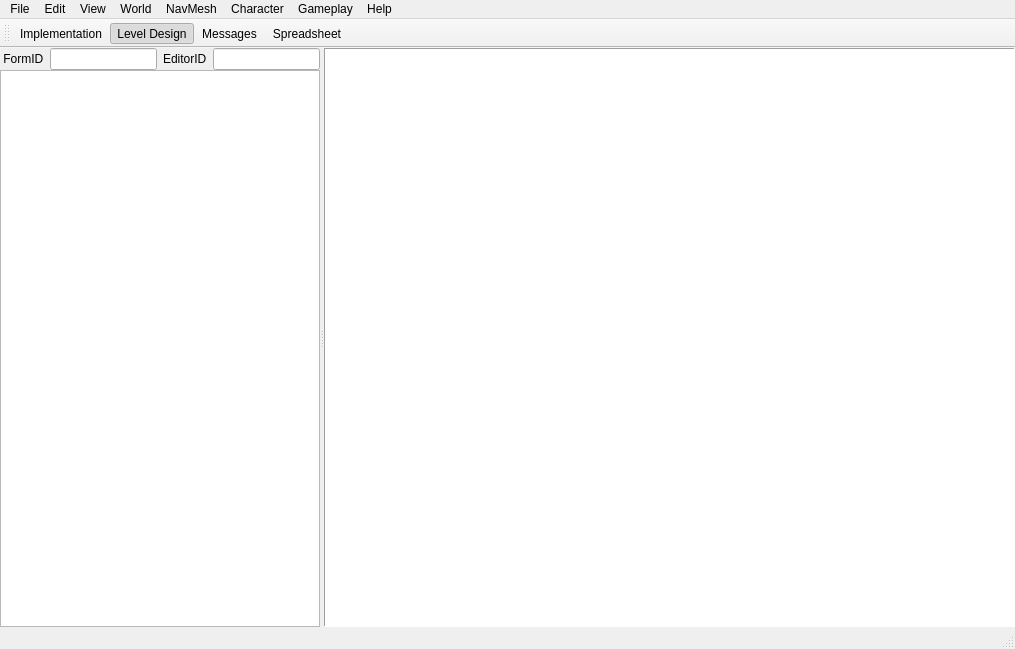
First picture: the form in src/ui/mainwindow.ui, repository Open-CK/OpenCK, before the edit.
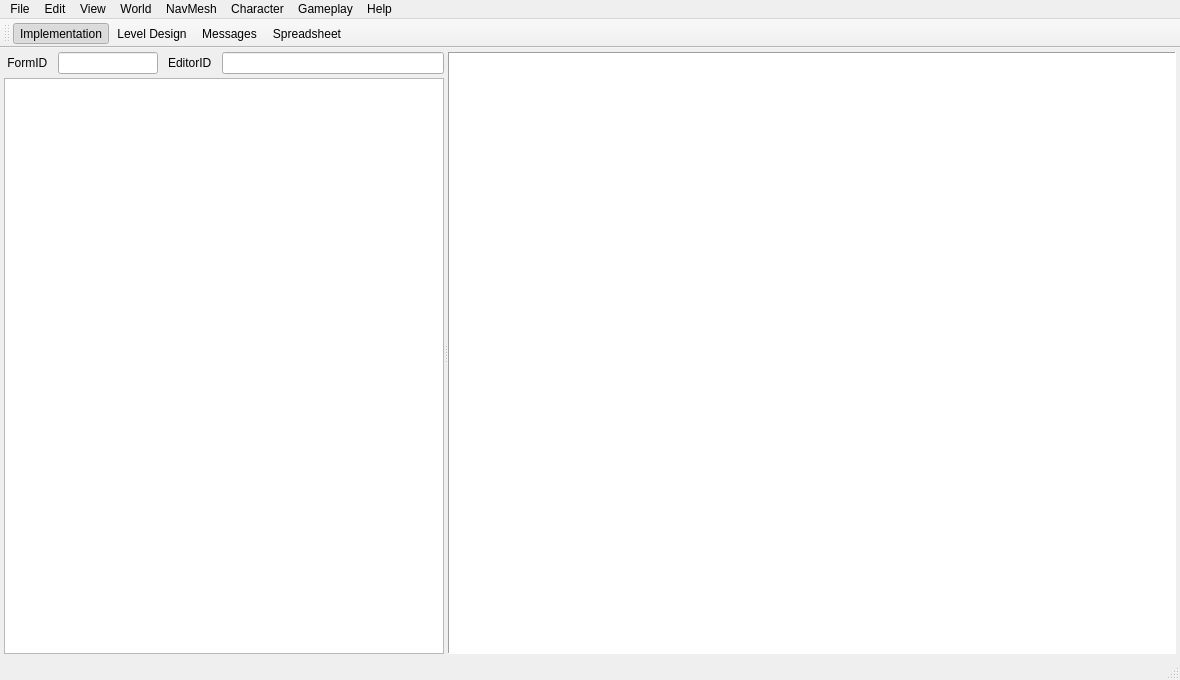
Second picture: the form after the edit. The open tabs and pages were chosen to show the change. Icons and pictures are not drawn.

Commit message: Implement form grouping in interface (a bit hackish).

What changed in the file:
```diff
--- a/src/ui/mainwindow.ui
+++ b/src/ui/mainwindow.ui
@@ -6,8 +6,8 @@
    <rect>
     <x>0</x>
     <y>0</y>
-    <width>1015</width>
-    <height>649</height>
+    <width>1180</width>
+    <height>680</height>
    </rect>
   </property>
   <property name="windowTitle">
@@ -48,16 +48,16 @@
          <number>0</number>
         </property>
         <property name="leftMargin">
-         <number>0</number>
+         <number>4</number>
         </property>
         <property name="topMargin">
-         <number>0</number>
+         <number>4</number>
         </property>
         <property name="rightMargin">
-         <number>0</number>
+         <number>4</number>
         </property>
         <property name="bottomMargin">
-         <number>0</number>
+         <number>4</number>
         </property>
         <item>
          <widget class="QSplitter" name="splitter">
@@ -67,7 +67,7 @@
           <widget class="QFrame" name="frame">
            <property name="maximumSize">
             <size>
-             <width>320</width>
+             <width>440</width>
              <height>16777215</height>
             </size>
            </property>
@@ -95,9 +95,24 @@
             </property>
             <item>
              <layout class="QHBoxLayout" name="horizontalLayout">
+              <property name="spacing">
+               <number>10</number>
+              </property>
               <property name="sizeConstraint">
                <enum>QLayout::SetDefaultConstraint</enum>
               </property>
+              <property name="leftMargin">
+               <number>0</number>
+              </property>
+              <property name="topMargin">
+               <number>0</number>
+              </property>
+              <property name="rightMargin">
+               <number>0</number>
+              </property>
+              <property name="bottomMargin">
+               <number>4</number>
+              </property>
               <item>
                <widget class="QLabel" name="labelFormID">
                 <property name="sizePolicy">
@@ -121,7 +136,7 @@
                 </property>
                 <property name="maximumSize">
                  <size>
-                  <width>200</width>
+                  <width>100</width>
                   <height>16777215</height>
                  </size>
                 </property>
@@ -150,7 +165,7 @@
                 </property>
                 <property name="maximumSize">
                  <size>
-                  <width>200</width>
+                  <width>240</width>
                   <height>16777215</height>
                  </size>
                 </property>
@@ -160,15 +175,18 @@
             </item>
             <item>
              <widget class="QTreeView" name="treeViewImplementation">
+              <property name="enabled">
+               <bool>true</bool>
+              </property>
               <property name="sizePolicy">
-               <sizepolicy hsizetype="Preferred" vsizetype="Expanding">
+               <sizepolicy hsizetype="Maximum" vsizetype="Expanding">
                 <horstretch>0</horstretch>
                 <verstretch>0</verstretch>
                </sizepolicy>
               </property>
               <property name="maximumSize">
                <size>
-                <width>450</width>
+                <width>440</width>
                 <height>16777215</height>
                </size>
               </property>
@@ -194,7 +212,7 @@
                <bool>true</bool>
               </property>
               <attribute name="headerDefaultSectionSize">
-               <number>160</number>
+               <number>165</number>
               </attribute>
               <attribute name="headerHighlightSections">
                <bool>false</bool>
@@ -205,7 +223,7 @@
           </widget>
           <widget class="QTreeView" name="recordViewImplementation">
            <property name="sizePolicy">
-            <sizepolicy hsizetype="Expanding" vsizetype="Expanding">
+            <sizepolicy hsizetype="Preferred" vsizetype="Expanding">
              <horstretch>0</horstretch>
              <verstretch>0</verstretch>
             </sizepolicy>
@@ -226,7 +244,7 @@
             <bool>false</bool>
            </attribute>
            <attribute name="headerDefaultSectionSize">
-            <number>200</number>
+            <number>300</number>
            </attribute>
           </widget>
          </widget>
@@ -596,7 +614,7 @@
     <rect>
      <x>0</x>
      <y>0</y>
-     <width>1015</width>
+     <width>1180</width>
      <height>20</height>
     </rect>
    </property>
@@ -1697,7 +1715,7 @@
     <bool>true</bool>
    </property>
    <property name="checked">
-    <bool>false</bool>
+    <bool>true</bool>
    </property>
    <property name="icon">
     <iconset resource="../../res/resources.qrc">
@@ -1712,7 +1730,7 @@
     <bool>true</bool>
    </property>
    <property name="checked">
-    <bool>true</bool>
+    <bool>false</bool>
    </property>
    <property name="icon">
     <iconset resource="../../res/resources.qrc">
```
Left out of the diff: 2 changed lines with no effect on the pictures. The commit also changes 4 other files.
